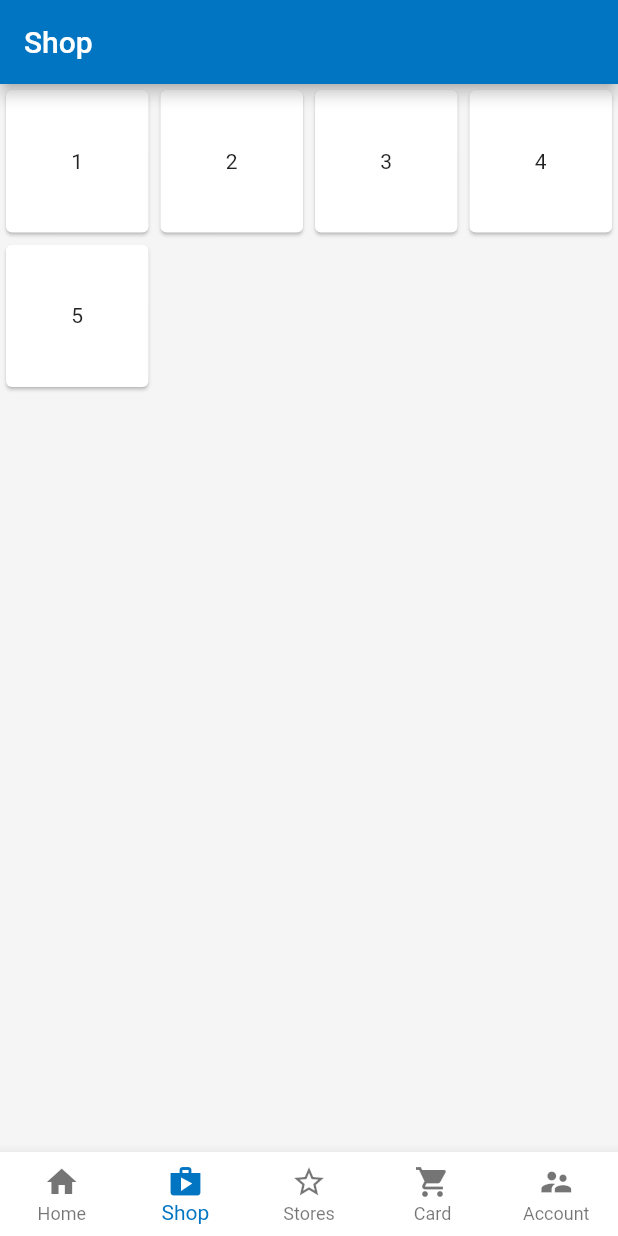
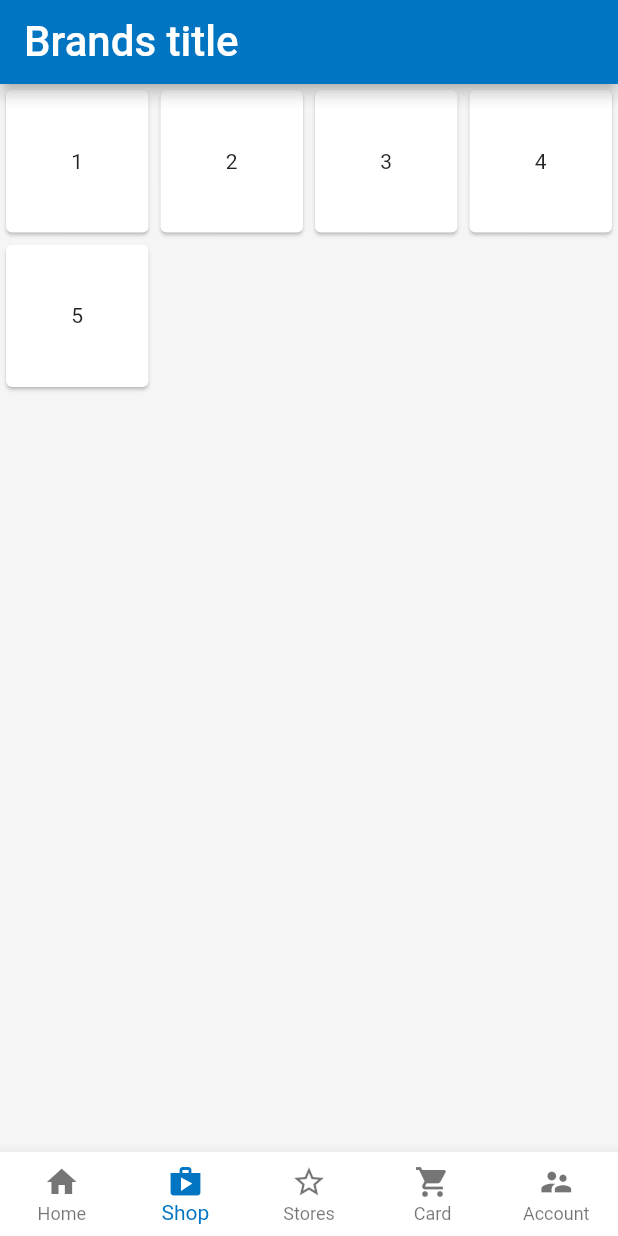
Before and after one commit to rkostritsyn/flutter_shoes_shop, a Flutter app: the screen it shows after launch, item 2 of the bottom bar chosen, on a phone screen of 412 x 824 dp. Run offline on Flutter 3.47's test engine with Material 2 defaults, Android fonts, the phone set to English and light mode, and no system bars.

Commit message:
refactored AppBars

```diff
--- a/lib/res/styles.dart
+++ b/lib/res/styles.dart
@@ -1,5 +1,6 @@
 import 'package:flutter/material.dart';
 
+@immutable
 class TextStyles {
-  static final H1 = TextStyle(fontSize: 28);
+  static final h1 = TextStyle(fontSize: 28);
 }
--- a/lib/ui/screen/account_screen.dart
+++ b/lib/ui/screen/account_screen.dart
@@ -5,7 +5,7 @@ class AccountScreen extends StatelessWidget {
   @override
   Widget build(BuildContext context) {
     return Scaffold(
-        body:  Center(child: Text('Account', style: TextStyles.H1,),)
+        body:  Center(child: Text('Account', style: TextStyles.h1,),)
     );
   }
 }
--- a/lib/ui/screen/brands_screen.dart
+++ b/lib/ui/screen/brands_screen.dart
@@ -18,6 +18,9 @@ class _BrandsScreenState extends State<BrandsScreen> {
 
   @override
   Widget build(BuildContext context) {
-    return Scaffold(body: BrandsList());
+    return Scaffold(
+        appBar: AppBar(title: Text('Brands title', style: TextStyles.h1)),
+        body: BrandsList()
+    );
   }
 }
--- a/lib/ui/screen/cart_screen.dart
+++ b/lib/ui/screen/cart_screen.dart
@@ -5,7 +5,7 @@ class CartScreen extends StatelessWidget {
   @override
   Widget build(BuildContext context) {
     return Scaffold(
-        body:  Center(child: Text('Cart', style: TextStyles.H1,),)
+        body:  Center(child: Text('Cart', style: TextStyles.h1,),)
     );
   }
 }
--- a/lib/ui/screen/home_screen.dart
+++ b/lib/ui/screen/home_screen.dart
@@ -1,3 +1,4 @@
+// Flutter
 import 'package:flutter/material.dart';
 
 // Utils
@@ -7,7 +8,7 @@ class HomeScreen extends StatelessWidget {
   @override
   Widget build(BuildContext context) {
     return Scaffold(
-      body:  Center(child: Text('Home', style: TextStyles.H1,),)
+      body:  Center(child: Text('Home', style: TextStyles.h1,),)
     );
   }
 }
--- a/lib/ui/screen/main_screen.dart
+++ b/lib/ui/screen/main_screen.dart
@@ -1,5 +1,7 @@
+// Flutter
 import 'package:flutter/material.dart';
 
+// Navigation
 import '../../navigation/nested_navigation.dart';
 
 // Screens
@@ -27,10 +29,7 @@ class MainScreenState extends State<MainScreen> {
 
   @override
   Widget build(BuildContext context) {
-    _NavigationTab tab = tabs[_tabIndex];
-
     return Scaffold(
-      appBar: AppBar(title: Text(tab.title),),
       body: IndexedStack(
           index: _tabIndex,
         children: tabs.map((it) => it.widget).toList(),
--- a/lib/ui/screen/product_list_screen.dart
+++ b/lib/ui/screen/product_list_screen.dart
@@ -6,7 +6,7 @@ class ShopScreen extends StatelessWidget {
   @override
   Widget build(BuildContext context) {
     return Scaffold(
-        body:  Center(child: Text('Shop', style: TextStyles.H1,),)
+        body:  Center(child: Text('Shop', style: TextStyles.h1,),)
     );
   }
 }
--- a/lib/ui/screen/store_screen.dart
+++ b/lib/ui/screen/store_screen.dart
@@ -6,7 +6,7 @@ class StoreScreen extends StatelessWidget {
   @override
   Widget build(BuildContext context) {
     return Scaffold(
-        body:  Center(child: Text('Store', style: TextStyles.H1,),)
+        body:  Center(child: Text('Store', style: TextStyles.h1,),)
     );
   }
 }
```
